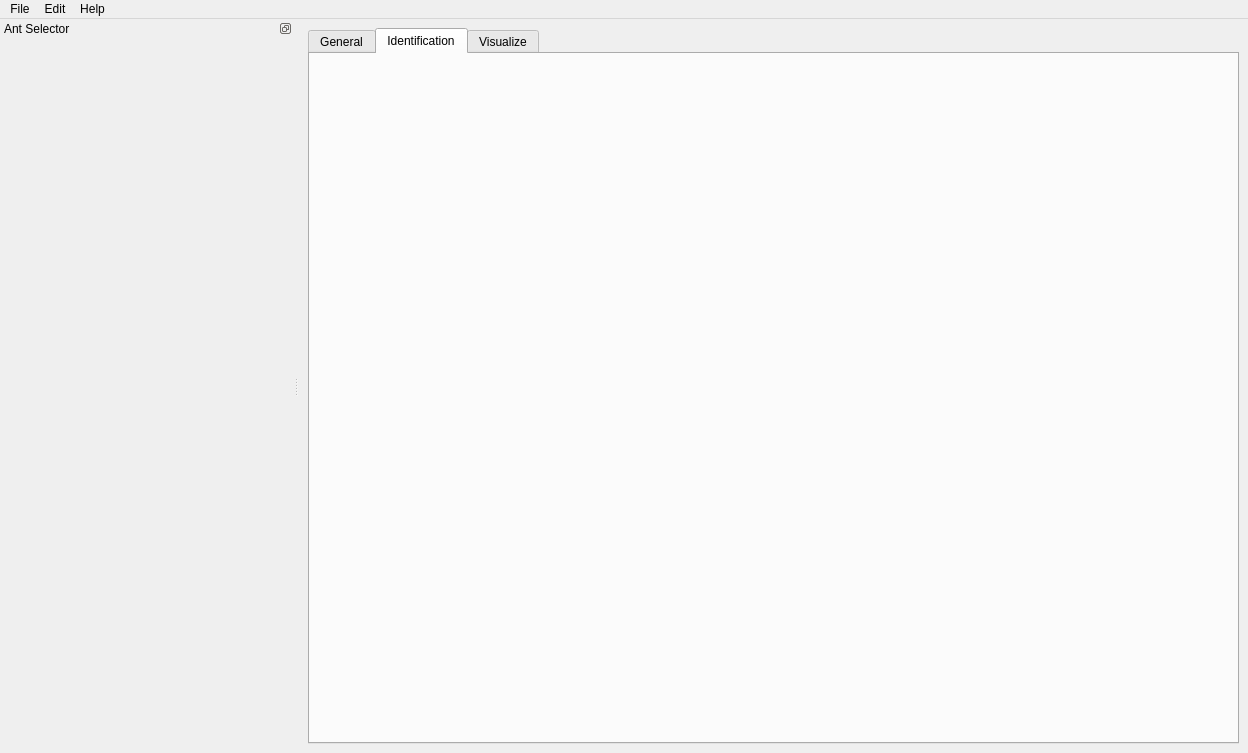
First picture: the form in src/fort-studio/widget/MainWindow.ui, repository formicidae-tracker/studio, before the edit.
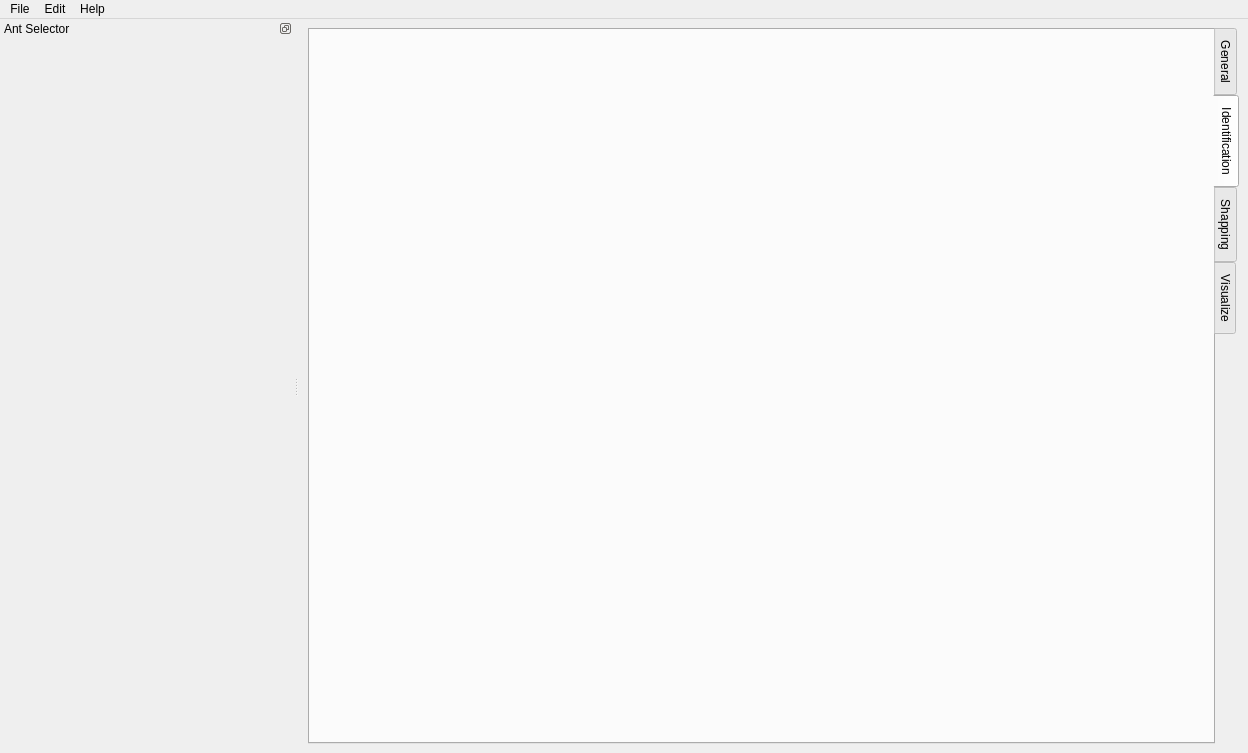
Second picture: the form after the edit. The open tabs and pages were chosen to show the change. Icons and pictures are not drawn. Custom widgets are drawn as their Qt base class.

Commit message: Adds a shapping widget

```diff
--- a/src/fort-studio/widget/MainWindow.ui
+++ b/src/fort-studio/widget/MainWindow.ui
@@ -17,6 +17,9 @@
    <layout class="QGridLayout" name="gridLayout">
     <item row="0" column="0">
      <widget class="QTabWidget" name="workspaceSelector">
+      <property name="tabPosition">
+       <enum>QTabWidget::East</enum>
+      </property>
       <property name="currentIndex">
        <number>1</number>
       </property>
@@ -72,6 +75,11 @@
        </attribute>
        <layout class="QVBoxLayout" name="verticalLayout_6"/>
       </widget>
+      <widget class="ShappingWidget" name="shappingWidget">
+       <attribute name="title">
+        <string>Shapping</string>
+       </attribute>
+      </widget>
       <widget class="QWidget" name="exploreWidget">
        <attribute name="title">
         <string>Visualize</string>
@@ -393,6 +401,12 @@
    <header location="global">fort-studio/widget/TaggingWidget.hpp</header>
    <container>1</container>
   </customwidget>
+  <customwidget>
+   <class>ShappingWidget</class>
+   <extends>QWidget</extends>
+   <header location="global">fort-studio/widget/ShappingWidget.hpp</header>
+   <container>1</container>
+  </customwidget>
  </customwidgets>
  <resources/>
  <connections/>
```
Left out of the diff: 2 changed lines with no effect on the pictures. The commit also changes 4 other files.
